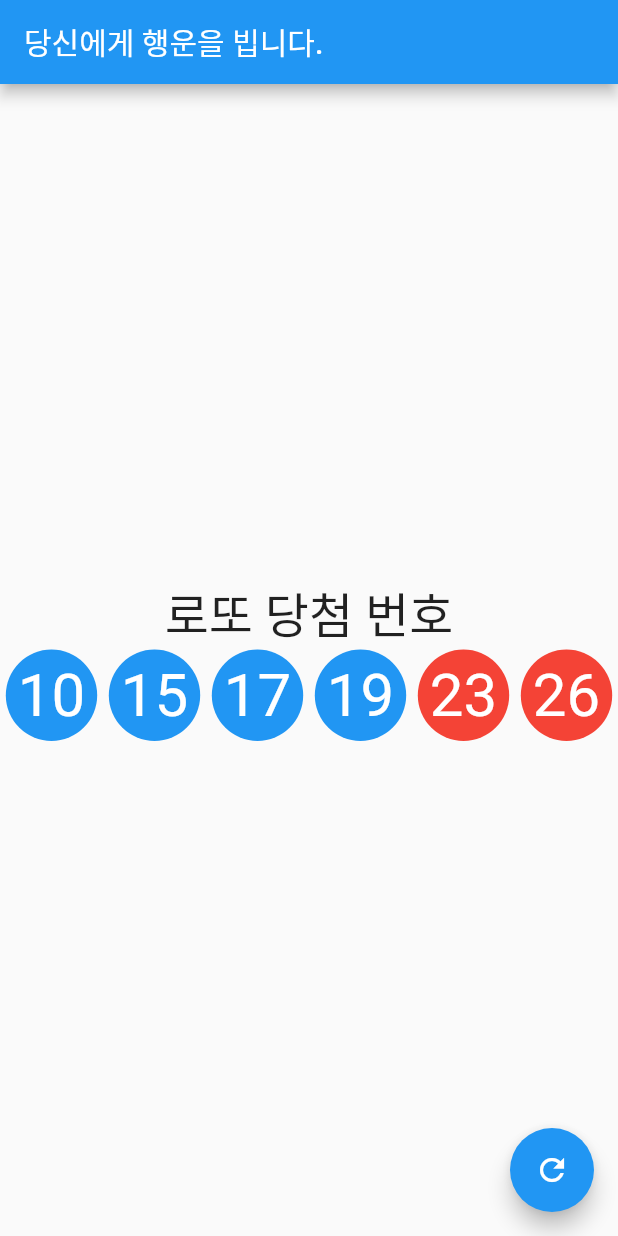
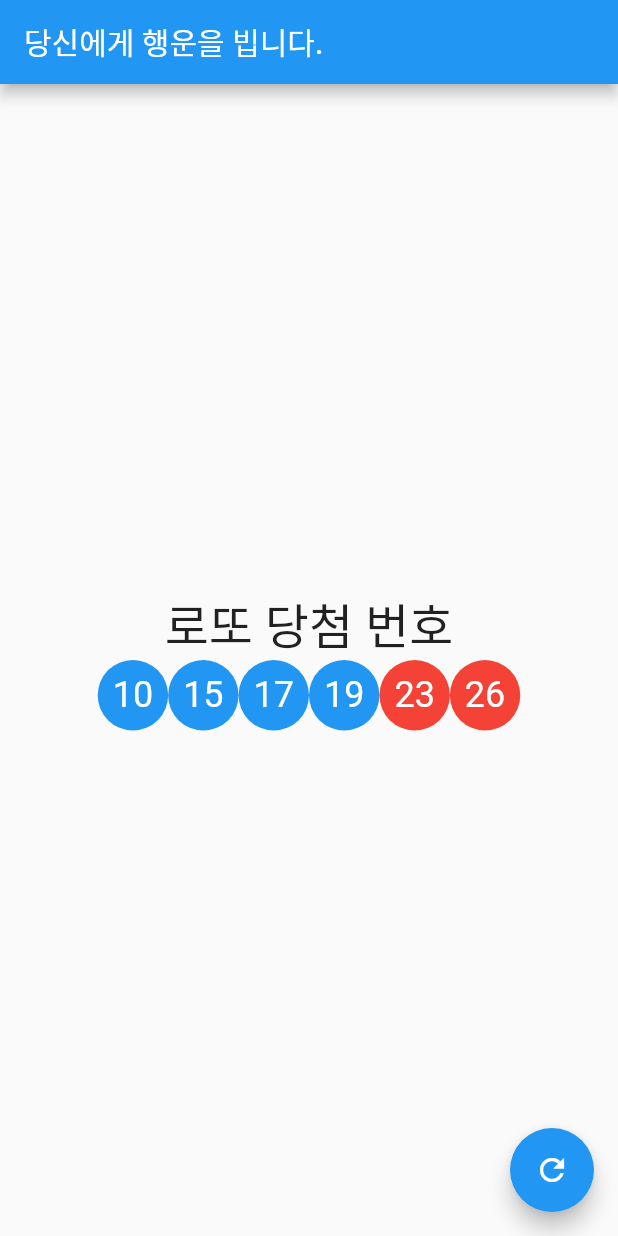
Before and after one commit to leenow-project/lotto, a Flutter app: the screen it shows after launch, on a phone screen of 412 x 824 dp. Run offline on Flutter 3.47's test engine with Material 2 defaults, Android fonts, the phone set to English and light mode, and no system bars.

Commit message:
정렬 변경

```diff
--- a/lib/main.dart
+++ b/lib/main.dart
@@ -67,18 +67,22 @@ class _MyHomePageState extends State<MyHomePage> {
           children: <Widget>[
             Text(
               '로또 당첨 번호',
-              style: TextStyle(
-                fontSize: 32.0
-              ),
+              style: TextStyle(fontSize: 32.0),
             ),
             Row(
               children: <Widget>[
+                Expanded(
+                  child: Center(),
+                ),
                 _pickNumberWidget(nums[0]),
                 _pickNumberWidget(nums[1]),
                 _pickNumberWidget(nums[2]),
                 _pickNumberWidget(nums[3]),
                 _pickNumberWidget(nums[4]),
                 _pickNumberWidget(nums[5]),
+                Expanded(
+                  child: Center(),
+                ),
               ],
             )
           ],
@@ -93,8 +97,7 @@ class _MyHomePageState extends State<MyHomePage> {
   }
 
   Widget _pickNumberWidget(int number) {
-    return Expanded(
-      child: Center(
+    return Center(
       child: Container(
         decoration: BoxDecoration(
           color: number >= 40
@@ -107,13 +110,12 @@ class _MyHomePageState extends State<MyHomePage> {
           shape: BoxShape.circle,
         ),
         child: Padding(
-            padding: const EdgeInsets.all(8.0),
+          padding: const EdgeInsets.all(10.0),
           child: Text(
             '$number',
             style: TextStyle(
               color: Colors.white,
-                fontSize: 40.0,
-              ),
+              fontSize: 24.0,
             ),
           ),
         ),
```
Lines whose indentation alone changed are shown as unchanged.
